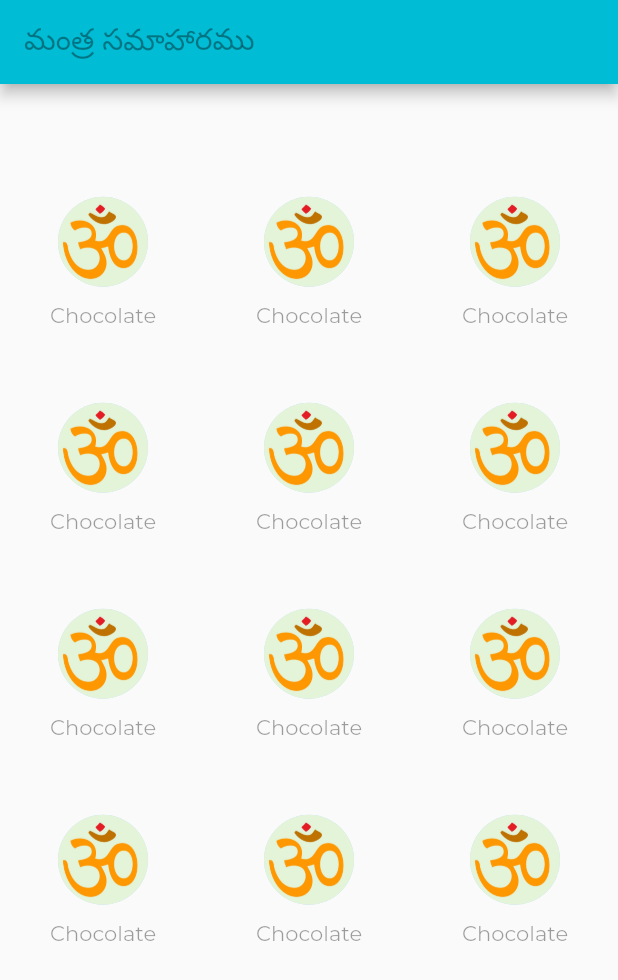
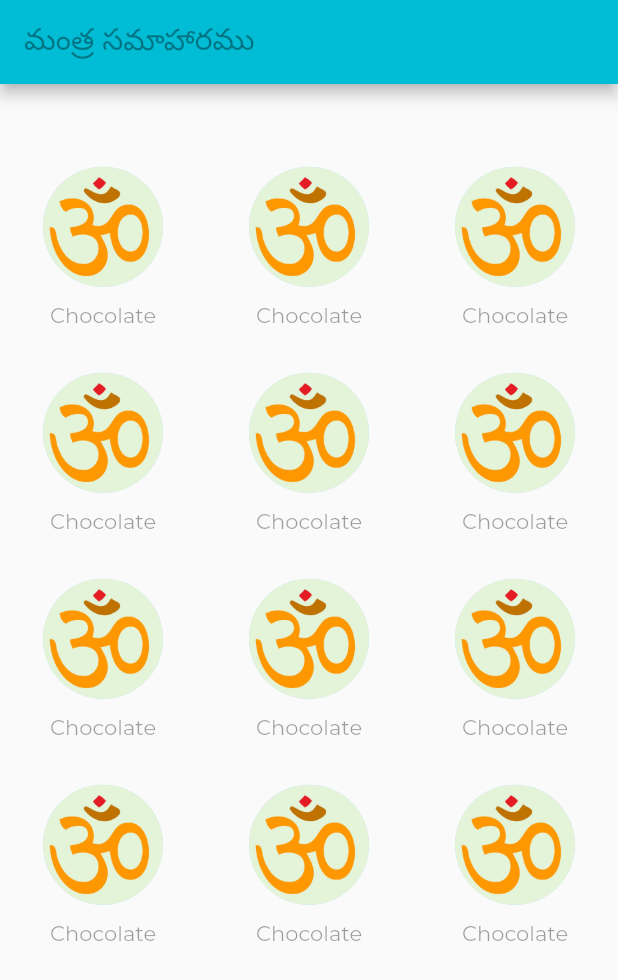
Before and after one commit to anirudhsamudrala/MantraSamaharam, a Flutter app: the screen it shows after launch, on a phone screen of 412 x 824 dp. Shown: the top 980 px of the screen. Run offline on Flutter 3.47's test engine with Material 2 defaults, Android fonts, the phone set to English and light mode, and no system bars.

Commit message:
refractor widget code

```diff
--- a/lib/main.dart
+++ b/lib/main.dart
@@ -1,4 +1,6 @@
 import 'package:flutter/material.dart';
+
+import 'widgets/CircleIcon.dart';
 
 void main() => runApp(MyApp());
 
@@ -32,10 +34,6 @@ class MyApp extends StatelessWidget {
   Widget build(BuildContext context) {
     final title = 'మంత్ర సమాహారము';
 
-    Color gradientStart =
-        Colors.deepPurple[700]; //Change start gradient color here
-    Color gradientEnd = Colors.purple[500]; //Change end gradient color here
-
     return MaterialApp(
       title: title,
       theme: ThemeData(fontFamily: 'Montserrat', primaryColor: Colors.cyan),
@@ -47,13 +45,13 @@ class MyApp extends StatelessWidget {
           title: Text(title, style: TextStyle(color: Colors.black38)),
         ),
         body: new Container(
-          margin: new EdgeInsets.only(top: 50.0),
+          margin: new EdgeInsets.only(top: 40.0),
           child: GridView.count(
             // Create a grid with 2 columns. If you change the scrollDirection to
             // horizontal, this would produce 2 rows.
             crossAxisCount: 3,
             children: List.generate(12, (index) {
-              return new DebugUiPage();
+              return new CircleIcon();
             }),
           ),
         ),
@@ -61,44 +59,3 @@ class MyApp extends StatelessWidget {
     );
   }
 }
-
-class DebugUiPage extends StatefulWidget {
-  DebugUiPage({Key key}) : super(key: key);
-
-  @override
-  _DebugUiPageState createState() => new _DebugUiPageState();
-}
-
-class _DebugUiPageState extends State<DebugUiPage> {
-  @override
-  Widget build(BuildContext context) {
-    return Scaffold(
-      backgroundColor: Colors.transparent,
-      body: Center(
-/*        child: new Container(
-        decoration: new BoxDecoration(
-        color: Colors.purple,
-        gradient: new LinearGradient(
-        colors: [Colors.red, Colors.cyan],
-        begin: Alignment.centerRight,
-        end: Alignment.centerLeft
-    ),
-    ),*/
-        child: Column(
-          mainAxisAlignment: MainAxisAlignment.center,
-          children: <Widget>[
-            CircleAvatar(
-                backgroundImage: AssetImage("assets/images/om.jpg"),
-                radius: 30),
-            SizedBox(height: 10),
-            Text(
-              "Chocolate",
-              style: TextStyle(color: Colors.black38),
-            ),
-          ],
-        ),
-      ),
-      /* ),*/
-    );
-  }
-}
--- /dev/null
+++ b/lib/widgets/CircleIcon.dart
@@ -0,0 +1,32 @@
+import 'package:flutter/material.dart';
+
+class CircleIcon extends StatefulWidget {
+  CircleIcon({Key key}) : super(key: key);
+
+  @override
+  _CircleIcon createState() => new _CircleIcon();
+}
+
+class _CircleIcon extends State<CircleIcon> {
+  @override
+  Widget build(BuildContext context) {
+    return Scaffold(
+      backgroundColor: Colors.transparent,
+      body: Center(
+        child: Column(
+          mainAxisAlignment: MainAxisAlignment.center,
+          children: <Widget>[
+            CircleAvatar(
+                backgroundImage: AssetImage("assets/images/om.jpg"),
+                radius: 40),
+            SizedBox(height: 10),
+            Text(
+              "Chocolate",
+              style: TextStyle(color: Colors.black38),
+            ),
+          ],
+        ),
+      ),
+    );
+  }
+}
```
